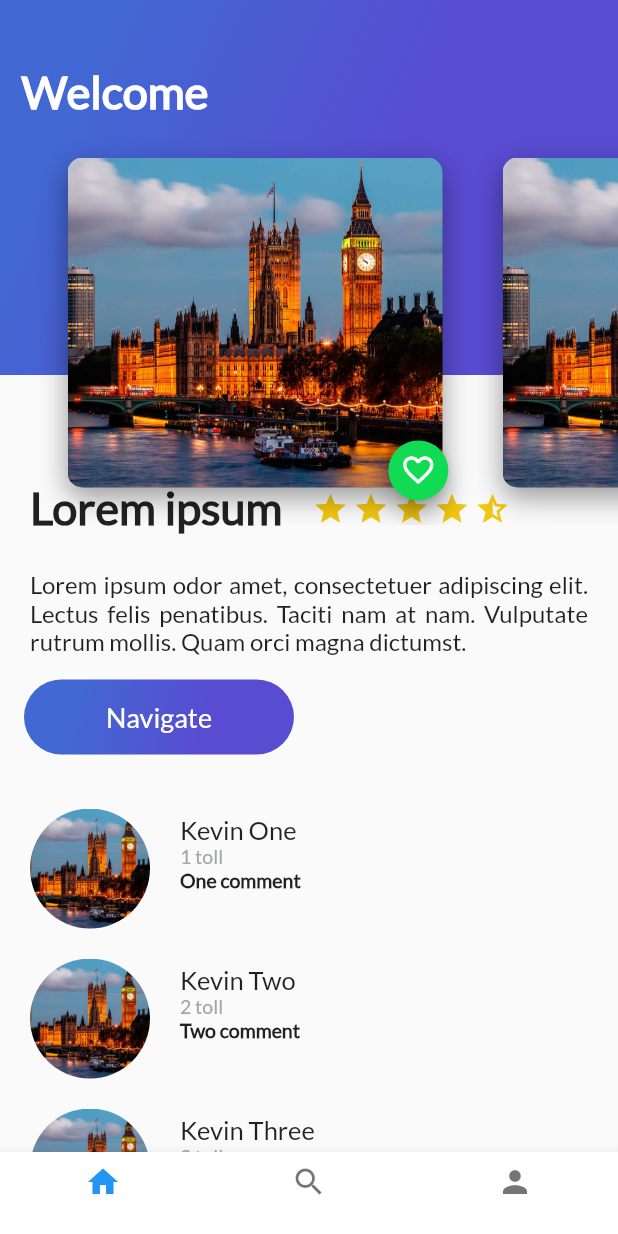
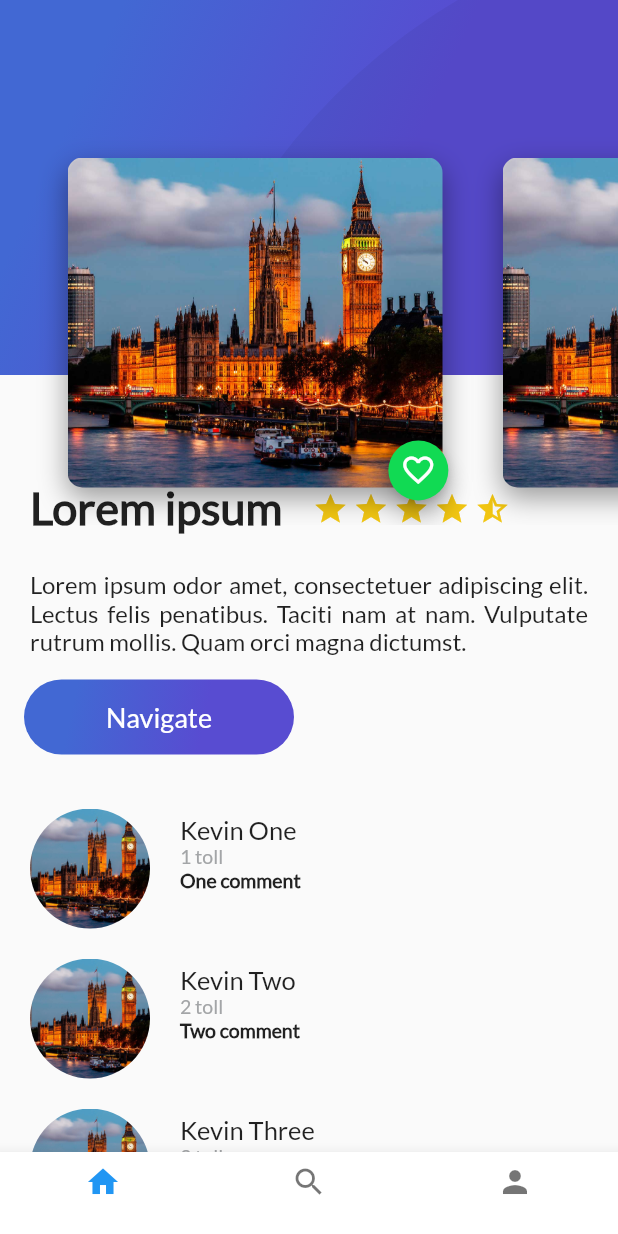
Before and after one commit to kcordovas/FlutterTripssAppPlatzi, a Flutter app: the PlatziTrips screen opened directly, on a phone screen of 412 x 824 dp. Run offline on Flutter 3.47's test engine with Material 2 defaults, Android fonts, the phone set to English and light mode, and no system bars; our stand-ins replace cloud_firestore, firebase_auth, firebase_core, google_sign_in; missing offline and left inert: generic_bloc_provider; accounts and stored records are empty.

Commit message:
Header AppBar with circle and textOverflow visible

```diff
--- a/lib/place/ui/screens/header_appbar.dart
+++ b/lib/place/ui/screens/header_appbar.dart
@@ -6,7 +6,13 @@ class HeaderAppBar extends StatelessWidget {
   @override
   Widget build(BuildContext context) {
     return Stack(
-      children: [GradientBack("Welcome", 250.0), CardImageList()],
+      children: [
+        GradientBack(
+          title: "Welcome",
+          heightGradient: 250.0,
+        ),
+        CardImageList()
+      ],
     );
   }
 }
--- a/lib/user/ui/screens/profile_trips.dart
+++ b/lib/user/ui/screens/profile_trips.dart
@@ -23,7 +23,10 @@ class ProfileTrips extends StatelessWidget {
     _userBloc = BlocProvider.of(context);
     return Stack(
       children: [
-        GradientBack("Profile", 300.0),
+        GradientBack(
+          title: "Profile",
+          heightGradient: 300.0,
+        ),
         CardImageListWithDetailsProfile(),
         Column(
           children: [
--- a/lib/user/ui/screens/sign_in_screen.dart
+++ b/lib/user/ui/screens/sign_in_screen.dart
@@ -47,7 +47,7 @@ class _SignInScreenState extends State<SignInScreen> {
       body: Stack(
         alignment: Alignment.center,
         children: [
-          GradientBack("", double.infinity),
+          GradientBack(title: ""),
           Column(
             mainAxisAlignment: MainAxisAlignment.center,
             children: [
@@ -57,6 +57,7 @@ class _SignInScreenState extends State<SignInScreen> {
                     fontSize: 37.0,
                     fontFamily: "Lato",
                     color: Colors.white,
+                    overflow: TextOverflow.visible,
                     fontWeight: FontWeight.bold),
               ),
               ButtonGreen(
--- a/lib/widgets/gradient_back.dart
+++ b/lib/widgets/gradient_back.dart
@@ -1,14 +1,30 @@
 import 'package:flutter/material.dart';
 
 class GradientBack extends StatelessWidget {
-  String title = "Popular";
-  var heightGradient = 250.0;
-  GradientBack(this.title, this.heightGradient, {Key? key}) : super(key: key);
+  String title;
+  // When height is null, the default value is full screen
+  double? heightGradient;
+  GradientBack({Key? key, this.title = "Popular", this.heightGradient})
+      : super(key: key);
 
   @override
   Widget build(BuildContext context) {
+    // Get Height of either screen
+    double screenHeight = MediaQuery.of(context).size.height;
+    double screenWidht = MediaQuery.of(context).size.width;
+    // Asign a value when param is null
+    heightGradient ??= screenHeight;
+
+    var widgetTitle = Text(title,
+        style: const TextStyle(
+            color: Colors.white,
+            fontSize: 30.0,
+            fontFamily: "Lato",
+            fontWeight: FontWeight.bold));
+
     return Container(
         height: heightGradient,
+        width: screenWidht,
         decoration: const BoxDecoration(
             gradient: LinearGradient(
                 colors: [Color(0xFF4268D3), Color(0xFF584CD1)],
@@ -16,13 +32,18 @@ class GradientBack extends StatelessWidget {
                 end: FractionalOffset(1.0, 0.6),
                 stops: [0.0, 0.6],
                 tileMode: TileMode.clamp)),
-      alignment: const Alignment(-0.9, -0.6),
-      child: Text(title,
-          style: const TextStyle(
-              color: Colors.white,
-              fontSize: 30.0,
-              fontFamily: "Lato",
-              fontWeight: FontWeight.bold)),
-    );
+        //alignment: const Alignment(-0.9, -0.6),
+        child: FittedBox(
+          fit: BoxFit.none,
+          clipBehavior: Clip.hardEdge,
+          alignment: const Alignment(-1.5, -0.8),
+          child: Container(
+            width: screenHeight,
+            height: screenHeight,
+            decoration: BoxDecoration(
+                color: const Color.fromRGBO(0, 0, 0, 0.05),
+                borderRadius: BorderRadius.circular(screenHeight / 2)),
+          ),
+        ));
   }
 }
```
Lines whose indentation alone changed are shown as unchanged.
